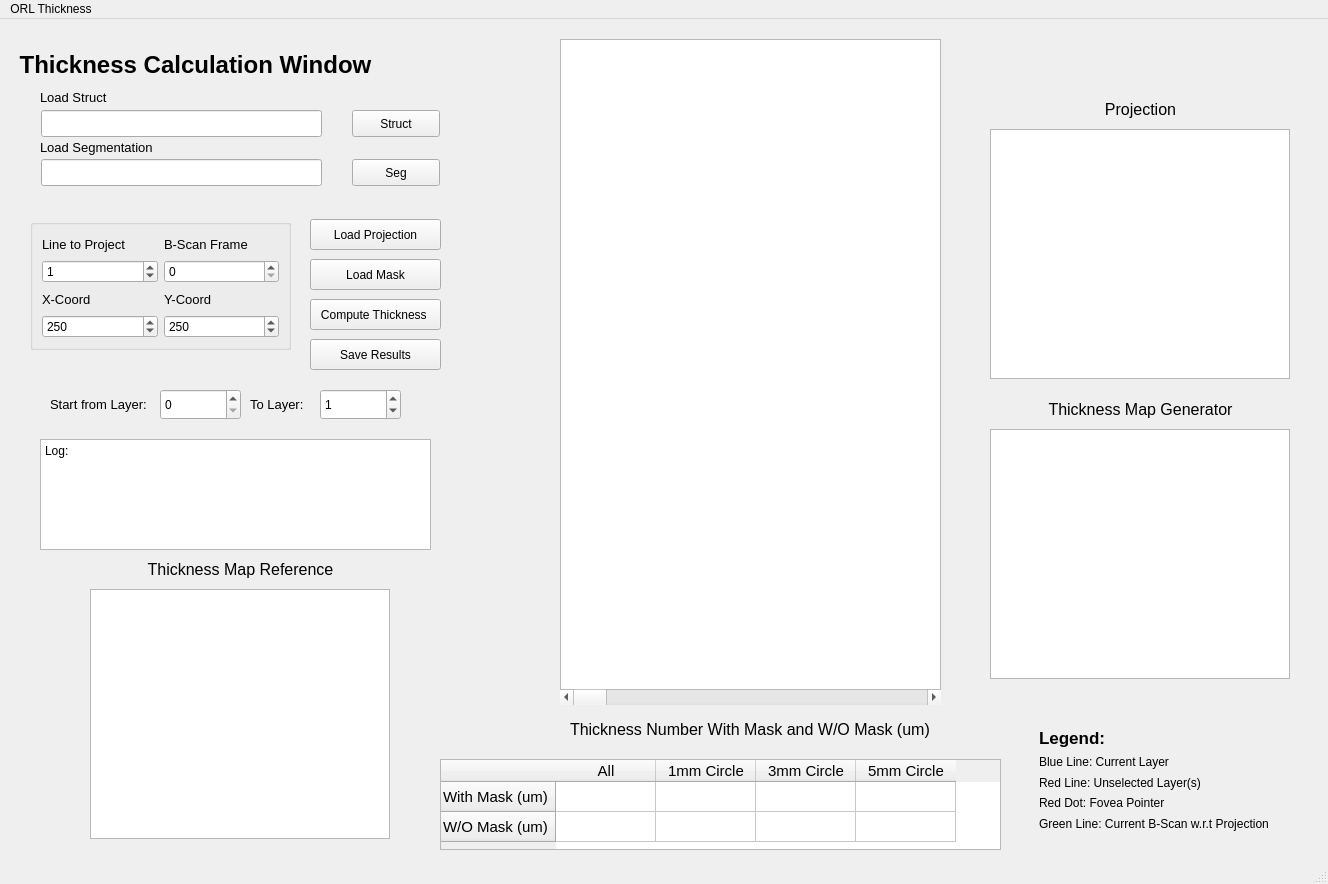
Qt form Analysis/ORLThickness/thicknessmapui.ui (SivathanuKumar/ImageViewerThanu) before a commit.
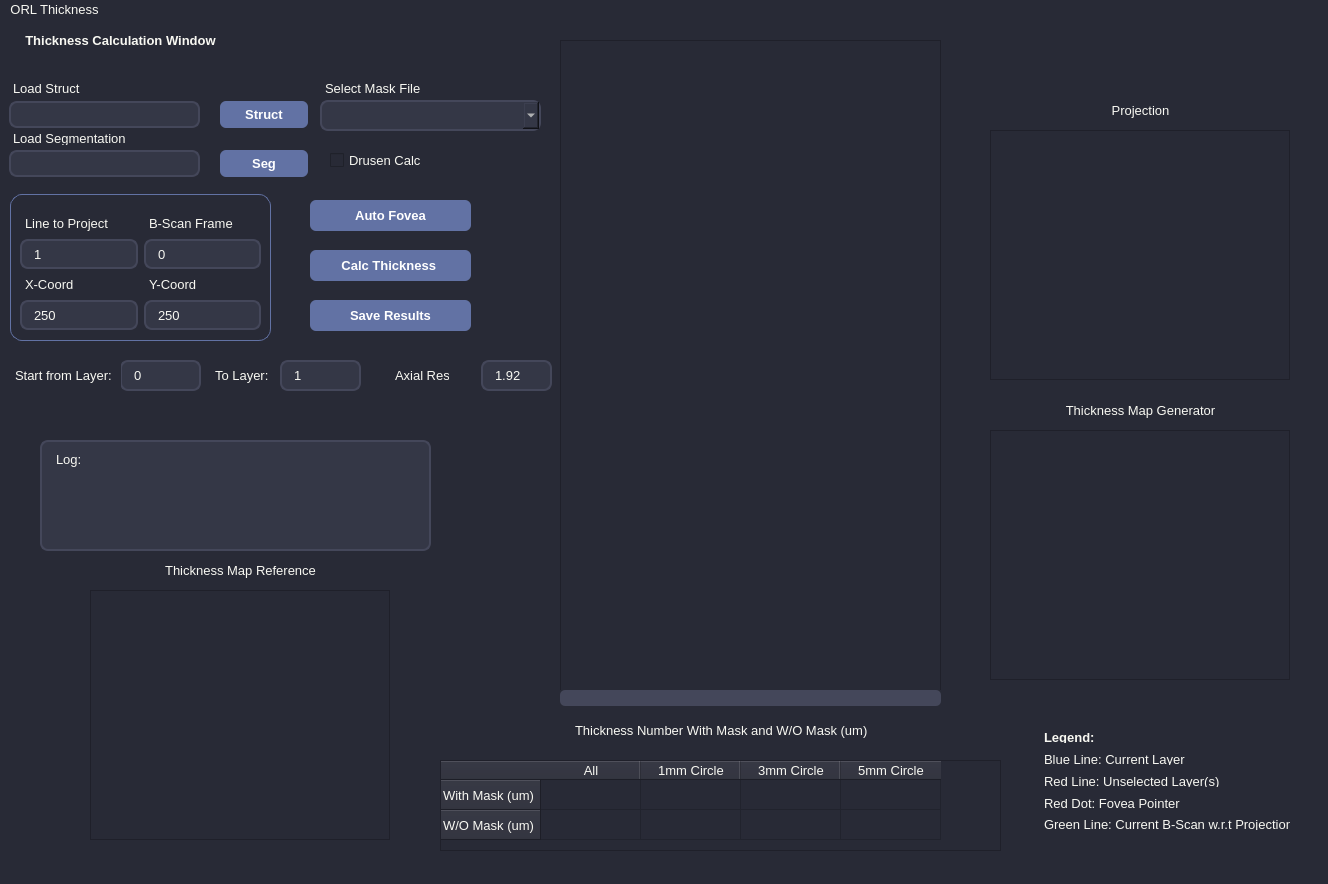
The same form after that commit.

The edit to the form file:
```diff
--- a/Analysis/ORLThickness/thicknessmapui.ui
+++ b/Analysis/ORLThickness/thicknessmapui.ui
@@ -13,6 +13,173 @@
   <property name="windowTitle">
    <string>MainWindow</string>
   </property>
+  <property name="styleSheet">
+   <string notr="true">QMainWindow, QWidget {
+    /* The main background color - A deep Ubuntu-ish purple-grey */
+    background-color: #282a36; 
+    /* Main text color - Off-white for good contrast without eye strain */
+    color: #f8f8f2;
+    /* Optional: Sets a modern system font */
+    font-family: &quot;Segoe UI&quot;;
+    font-size: 10pt; /* Slightly larger base font for modern feel */
+}
+
+/* =======================================================
+   INPUTS &amp; TEXT BOXES (The &quot;Gemini&quot; look)
+   Very rounded corners, slightly lighter background so they pop.
+   ======================================================= */
+QLineEdit, QSpinBox, QDoubleSpinBox, QTextEdit, QComboBox, QPlainTextEdit {
+    /* Lighter background than the main window to stand out */
+    background-color: #343746; 
+    /* A subtle border defining the shape */
+    border: 2px solid #44475a; 
+    /* HEAVY rounding for that modern flowy look */
+    border-radius: 8px; 
+    /* Crucial padding so text doesn't touch the edges */
+    padding: 6px 10px; 
+    color: #f8f8f2;
+    /* Purple selection color */
+    selection-background-color: #bd93f9; 
+    selection-color: #282a36;
+}
+
+/* The &quot;Splash&quot; effect when you click inside an input box */
+QLineEdit:focus, QSpinBox:focus, QTextEdit:focus, QComboBox:focus {
+    /* Bright Ubuntu purple border when active */
+    border: 2px solid #bd93f9; 
+    background-color: #3b3e4f; /* Slightly lighter splash */
+}
+
+/* Spinbox up/down arrows need specific styling so they don't look blocky */
+QAbstractSpinBox::up-button, QAbstractSpinBox::down-button {
+    background-color: transparent;
+    border-radius: 6px;
+    margin: 2px;
+}
+QAbstractSpinBox::up-button:hover, QAbstractSpinBox::down-button:hover {
+    background-color: #44475a;
+}
+
+
+/* =======================================================
+   BUTTONS (The Ubuntu Accent)
+   Purple splash, very round.
+   ======================================================= */
+QPushButton {
+    /* The main Ubuntu purple accent color */
+    background-color: #6272a4; 
+    color: #ffffff;
+    border: none;
+    
+    /* REDUCED ROUNDING: 12px is too big for small screens */
+    border-radius: 6px; 
+    
+    /* REDUCED PADDING: This was the main cause of the height issue */
+    padding: 5px 15px; 
+    
+    font-weight: bold;
+}
+
+/* Hover state - gets brighter */
+QPushButton:hover {
+    background-color: #bd93f9; /* Lighter bright purple */
+}
+
+/* Pressed state - gets darker */
+QPushButton:pressed {
+    background-color: #4f5b85;
+}
+
+/* Disabled state */
+QPushButton:disabled {
+    background-color: #343746;
+    color: #6272a4;
+    border: 1px solid #44475a;
+}
+
+
+/* =======================================================
+   CONTAINERS &amp; LABELS
+   Removing the old &quot;boxy&quot; look.
+   ======================================================= */
+
+/* Clean Labels */
+QLabel {
+    color: #f8f8f2;
+    border: none;
+    padding: 2px;
+}
+
+/* Modernizing Group Boxes */
+QGroupBox {
+    /* subtle border instead of the default etched line */
+    border: 1px solid #6272a4; 
+    border-radius: 12px;
+    /* Push the content down to make room for the title */
+    margin-top: 24px; 
+    padding-top: 10px;
+    font-weight: bold;
+}
+
+/* Styling the GroupBox Title text */
+QGroupBox::title {
+    subcontrol-origin: margin;
+    subcontrol-position: top left;
+    left: 12px;
+    padding: 0 5px;
+    color: #bd93f9; /* Purple title color */
+}
+
+
+/* =======================================================
+   SCROLLBARS (Optional, but completes the look)
+   Making them dark and slim.
+   ======================================================= */
+QScrollBar:vertical {
+    border: none;
+    background: #282a36;
+    width: 10px;
+    margin: 0px;
+}
+QScrollBar::handle:vertical {
+    background: #44475a;
+    border-radius: 5px;
+    min-height: 20px;
+}
+QScrollBar::add-line:vertical, QScrollBar::sub-line:vertical {
+    height: 0px;
+}
+
+/* =======================================================
+   TABS 
+   Fixing the white background issue
+   ======================================================= */
+QTabWidget::pane {
+    /* The body of the tab widget */
+    border: 1px solid #44475a;
+    background-color: #282a36;
+}
+
+QTabBar::tab {
+    /* The clickable tabs at the top */
+    background-color: #343746;
+    color: #f8f8f2;
+    padding: 8px 20px;
+    border-top-left-radius: 6px;
+    border-top-right-radius: 6px;
+    margin-right: 2px;
+}
+
+QTabBar::tab:selected {
+    /* The active tab */
+    background-color: #6272a4;
+    font-weight: bold;
+}
+
+QTabBar::tab:hover {
+    background-color: #44475a;
+}</string>
+  </property>
   <widget class="QWidget" name="centralwidget">
    <widget class="QGraphicsView" name="graphicsView_Bscan">
     <property name="geometry">
@@ -24,19 +191,6 @@
      </rect>
     </property>
    </widget>
-   <widget class="QScrollBar" name="horizontalScrollBar">
-    <property name="geometry">
-     <rect>
-      <x>560</x>
-      <y>670</y>
-      <width>381</width>
-      <height>16</height>
-     </rect>
-    </property>
-    <property name="orientation">
-     <enum>Qt::Horizontal</enum>
-    </property>
-   </widget>
    <widget class="QGraphicsView" name="graphicsView_thicknessmap_wo_mask">
     <property name="geometry">
      <rect>
@@ -58,27 +212,15 @@
     </property>
     <property name="font">
      <font>
-      <pointsize>12</pointsize>
+      <family>Segoe UI</family>
+      <pointsize>10</pointsize>
      </font>
     </property>
     <property name="text">
      <string>Thickness Map Reference</string>
     </property>
     <property name="alignment">
-     <set>Qt::AlignCenter</set>
-    </property>
-   </widget>
-   <widget class="QPushButton" name="pushButton_load_cdmask">
-    <property name="geometry">
-     <rect>
-      <x>310</x>
-      <y>240</y>
-      <width>131</width>
-      <height>31</height>
-     </rect>
-    </property>
-    <property name="text">
-     <string>Load Mask</string>
+     <set>Qt::AlignmentFlag::AlignCenter</set>
     </property>
    </widget>
    <widget class="QPlainTextEdit" name="plainTextEdit">
@@ -106,7 +248,8 @@
     </property>
     <property name="font">
      <font>
-      <pointsize>12</pointsize>
+      <family>Segoe UI</family>
+      <pointsize>10</pointsize>
      </font>
     </property>
     <property name="text">
@@ -130,21 +273,21 @@
     <property name="geometry">
      <rect>
       <x>310</x>
-      <y>280</y>
-      <width>131</width>
+      <y>230</y>
+      <width>161</width>
       <height>31</height>
      </rect>
     </property>
     <property name="text">
-     <string>Compute Thickness </string>
+     <string>Calc Thickness </string>
     </property>
    </widget>
    <widget class="QPushButton" name="pushButton_save_csv">
     <property name="geometry">
      <rect>
       <x>310</x>
-      <y>320</y>
-      <width>131</width>
+      <y>280</y>
+      <width>161</width>
       <height>31</height>
      </rect>
     </property>
@@ -163,7 +306,8 @@
     </property>
     <property name="font">
      <font>
-      <pointsize>12</pointsize>
+      <family>Segoe UI</family>
+      <pointsize>10</pointsize>
      </font>
     </property>
     <property name="text">
@@ -184,7 +328,8 @@
     </property>
     <property name="font">
      <font>
-      <pointsize>11</pointsize>
+      <family>Segoe UI</family>
+      <pointsize>10</pointsize>
      </font>
     </property>
     <property name="frameShadow">
@@ -272,7 +417,8 @@
     </property>
     <property name="font">
      <font>
-      <pointsize>12</pointsize>
+      <family>Segoe UI</family>
+      <pointsize>10</pointsize>
      </font>
     </property>
     <property name="text">
@@ -292,33 +438,19 @@
      </rect>
     </property>
    </widget>
-   <widget class="QPushButton" name="pushButton_load_ORLproj">
-    <property name="geometry">
-     <rect>
-      <x>310</x>
-      <y>200</y>
-      <width>131</width>
-      <height>31</height>
-     </rect>
-    </property>
-    <property name="text">
-     <string>Load Projection</string>
-    </property>
-   </widget>
    <widget class="QLabel" name="label_9">
     <property name="geometry">
      <rect>
       <x>0</x>
       <y>10</y>
-      <width>391</width>
-      <height>71</height>
+      <width>241</width>
+      <height>21</height>
      </rect>
     </property>
     <property name="font">
      <font>
-      <family>Leelawadee UI</family>
-      <pointsize>18</pointsize>
-      <weight>75</weight>
+      <family>Segoe UI</family>
+      <pointsize>10</pointsize>
       <bold>true</bold>
      </font>
     </property>
@@ -332,8 +464,8 @@
    <widget class="QSpinBox" name="spinBox_StartLayer">
     <property name="geometry">
      <rect>
-      <x>160</x>
-      <y>370</y>
+      <x>120</x>
+      <y>340</y>
       <width>81</width>
       <height>31</height>
      </rect>
@@ -345,8 +477,8 @@
    <widget class="QSpinBox" name="spinBox_EndLayer">
     <property name="geometry">
      <rect>
-      <x>320</x>
-      <y>370</y>
+      <x>280</x>
+      <y>340</y>
       <width>81</width>
       <height>31</height>
      </rect>
@@ -358,14 +490,15 @@
    <widget class="QLabel" name="label_10">
     <property name="geometry">
      <rect>
-      <x>50</x>
-      <y>370</y>
+      <x>10</x>
+      <y>340</y>
       <width>111</width>
       <height>31</height>
      </rect>
     </property>
     <property name="font">
      <font>
+      <family>Segoe UI</family>
       <pointsize>10</pointsize>
      </font>
     </property>
@@ -376,14 +509,15 @@
    <widget class="QLabel" name="label_11">
     <property name="geometry">
      <rect>
-      <x>250</x>
-      <y>370</y>
+      <x>210</x>
+      <y>340</y>
       <width>61</width>
       <height>31</height>
      </rect>
     </property>
     <property name="font">
      <font>
+      <family>Segoe UI</family>
       <pointsize>10</pointsize>
      </font>
     </property>
@@ -394,10 +528,10 @@
    <widget class="QGroupBox" name="groupBox">
     <property name="geometry">
      <rect>
-      <x>30</x>
-      <y>200</y>
+      <x>10</x>
+      <y>150</y>
       <width>261</width>
-      <height>131</height>
+      <height>171</height>
      </rect>
     </property>
     <layout class="QGridLayout" name="gridLayout">
@@ -415,6 +549,7 @@
       <widget class="QLabel" name="label_7">
        <property name="font">
         <font>
+         <family>Segoe UI</family>
          <pointsize>10</pointsize>
         </font>
        </property>
@@ -427,8 +562,8 @@
       <widget class="QLabel" name="label_5">
        <property name="font">
         <font>
+         <family>Segoe UI</family>
          <pointsize>10</pointsize>
-         <weight>50</weight>
          <bold>false</bold>
         </font>
        </property>
@@ -441,6 +576,7 @@
       <widget class="QLabel" name="label_6">
        <property name="font">
         <font>
+         <family>Segoe UI</family>
          <pointsize>10</pointsize>
         </font>
        </property>
@@ -453,6 +589,7 @@
       <widget class="QLabel" name="label_8">
        <property name="font">
         <font>
+         <family>Segoe UI</family>
          <pointsize>10</pointsize>
         </font>
        </property>
@@ -503,8 +640,8 @@
       <widget class="QLabel" name="label_12">
        <property name="font">
         <font>
-         <pointsize>13</pointsize>
-         <weight>75</weight>
+         <family>Segoe UI</family>
+         <pointsize>10</pointsize>
          <bold>true</bold>
         </font>
        </property>
@@ -517,7 +654,8 @@
       <widget class="QLabel" name="label_13">
        <property name="font">
         <font>
-         <pointsize>9</pointsize>
+         <family>Segoe UI</family>
+         <pointsize>10</pointsize>
         </font>
        </property>
        <property name="text">
@@ -529,7 +667,8 @@
       <widget class="QLabel" name="label_14">
        <property name="font">
         <font>
-         <pointsize>9</pointsize>
+         <family>Segoe UI</family>
+         <pointsize>10</pointsize>
         </font>
        </property>
        <property name="text">
@@ -541,7 +680,8 @@
       <widget class="QLabel" name="label_15">
        <property name="font">
         <font>
-         <pointsize>9</pointsize>
+         <family>Segoe UI</family>
+         <pointsize>10</pointsize>
         </font>
        </property>
        <property name="text">
@@ -553,7 +693,8 @@
       <widget class="QLabel" name="label_16">
        <property name="font">
         <font>
-         <pointsize>9</pointsize>
+         <family>Segoe UI</family>
+         <pointsize>10</pointsize>
         </font>
        </property>
        <property name="text">
@@ -566,9 +707,9 @@
    <widget class="QLineEdit" name="lineEdit_loadstruct">
     <property name="geometry">
      <rect>
-      <x>41</x>
-      <y>91</y>
-      <width>281</width>
+      <x>9</x>
+      <y>81</y>
+      <width>191</width>
       <height>27</height>
      </rect>
     </property>
@@ -576,8 +717,8 @@
    <widget class="QPushButton" name="pushButton_loadstruct">
     <property name="geometry">
      <rect>
-      <x>352</x>
-      <y>91</y>
+      <x>220</x>
+      <y>81</y>
       <width>88</width>
       <height>27</height>
      </rect>
@@ -589,9 +730,9 @@
    <widget class="QLineEdit" name="lineEdit_loadseg">
     <property name="geometry">
      <rect>
-      <x>41</x>
-      <y>140</y>
-      <width>281</width>
+      <x>9</x>
+      <y>130</y>
+      <width>191</width>
       <height>27</height>
      </rect>
     </property>
@@ -599,8 +740,8 @@
    <widget class="QPushButton" name="pushButton_loadseg">
     <property name="geometry">
      <rect>
-      <x>352</x>
-      <y>140</y>
+      <x>220</x>
+      <y>130</y>
       <width>88</width>
       <height>27</height>
      </rect>
@@ -612,16 +753,16 @@
    <widget class="QLabel" name="label_17">
     <property name="geometry">
      <rect>
-      <x>40</x>
-      <y>120</y>
+      <x>8</x>
+      <y>110</y>
       <width>131</width>
       <height>17</height>
      </rect>
     </property>
     <property name="font">
      <font>
+      <family>Segoe UI</family>
       <pointsize>10</pointsize>
-      <weight>50</weight>
       <bold>false</bold>
      </font>
     </property>
@@ -632,16 +773,16 @@
    <widget class="QLabel" name="label_18">
     <property name="geometry">
      <rect>
-      <x>40</x>
-      <y>70</y>
+      <x>8</x>
+      <y>60</y>
       <width>116</width>
       <height>17</height>
      </rect>
     </property>
     <property name="font">
      <font>
+      <family>Segoe UI</family>
       <pointsize>10</pointsize>
-      <weight>50</weight>
       <bold>false</bold>
      </font>
     </property>
@@ -649,6 +790,110 @@
      <string>Load Struct</string>
     </property>
    </widget>
+   <widget class="QDoubleSpinBox" name="doubleSpinBox">
+    <property name="geometry">
+     <rect>
+      <x>481</x>
+      <y>340</y>
+      <width>71</width>
+      <height>31</height>
+     </rect>
+    </property>
+    <property name="singleStep">
+     <double>0.010000000000000</double>
+    </property>
+    <property name="value">
+     <double>1.920000000000000</double>
+    </property>
+   </widget>
+   <widget class="QLabel" name="label_19">
+    <property name="geometry">
+     <rect>
+      <x>390</x>
+      <y>340</y>
+      <width>61</width>
+      <height>31</height>
+     </rect>
+    </property>
+    <property name="font">
+     <font>
+      <family>Segoe UI</family>
+      <pointsize>10</pointsize>
+     </font>
+    </property>
+    <property name="text">
+     <string>Axial Res:</string>
+    </property>
+   </widget>
+   <widget class="QCheckBox" name="checkBox_RPEBM">
+    <property name="geometry">
+     <rect>
+      <x>330</x>
+      <y>130</y>
+      <width>91</width>
+      <height>21</height>
+     </rect>
+    </property>
+    <property name="text">
+     <string>Drusen Calc</string>
+    </property>
+   </widget>
+   <widget class="QComboBox" name="comboBox_MaskList">
+    <property name="geometry">
+     <rect>
+      <x>320</x>
+      <y>80</y>
+      <width>221</width>
+      <height>31</height>
+     </rect>
+    </property>
+   </widget>
+   <widget class="QLabel" name="label_20">
+    <property name="geometry">
+     <rect>
+      <x>320</x>
+      <y>60</y>
+      <width>116</width>
+      <height>17</height>
+     </rect>
+    </property>
+    <property name="font">
+     <font>
+      <family>Segoe UI</family>
+      <pointsize>10</pointsize>
+      <bold>false</bold>
+     </font>
+    </property>
+    <property name="text">
+     <string>Select Mask File</string>
+    </property>
+   </widget>
+   <widget class="QPushButton" name="pushButton_AutoFovea">
+    <property name="geometry">
+     <rect>
+      <x>310</x>
+      <y>180</y>
+      <width>161</width>
+      <height>31</height>
+     </rect>
+    </property>
+    <property name="text">
+     <string>Auto Fovea</string>
+    </property>
+   </widget>
+   <widget class="QScrollBar" name="horizontalScrollBar">
+    <property name="geometry">
+     <rect>
+      <x>560</x>
+      <y>670</y>
+      <width>381</width>
+      <height>16</height>
+     </rect>
+    </property>
+    <property name="orientation">
+     <enum>Qt::Orientation::Vertical</enum>
+    </property>
+   </widget>
   </widget>
   <widget class="QMenuBar" name="menubar">
    <property name="geometry">
@@ -656,7 +901,7 @@
      <x>0</x>
      <y>0</y>
      <width>1328</width>
-     <height>24</height>
+     <height>22</height>
     </rect>
    </property>
    <widget class="QMenu" name="menuORL_Thickness">
```
Left out of the diff: 10 changed lines with no effect on the pictures.
